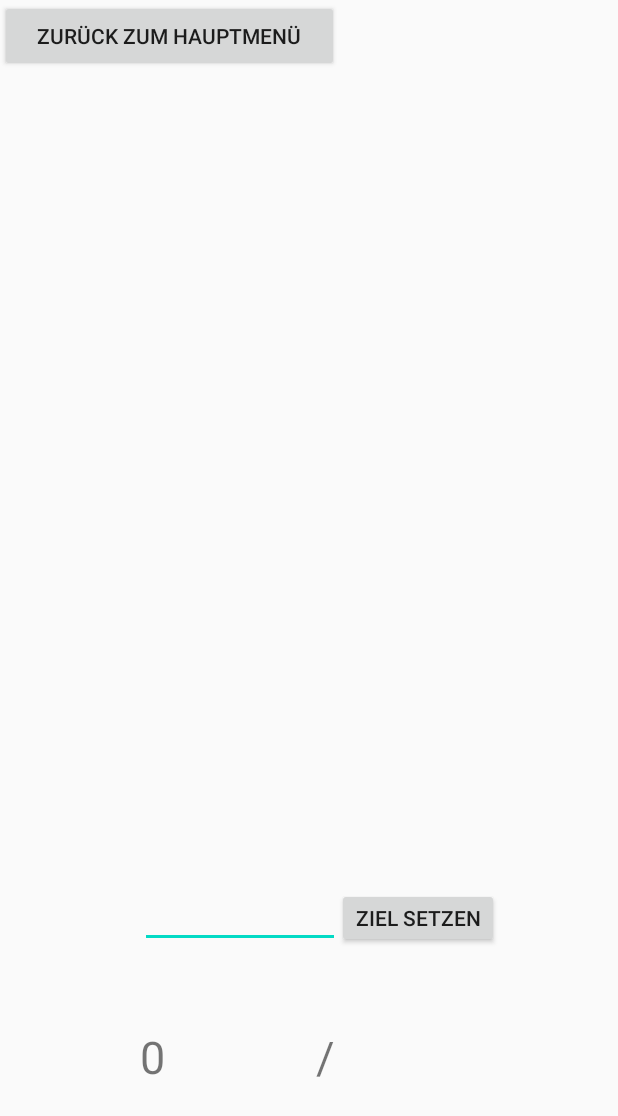
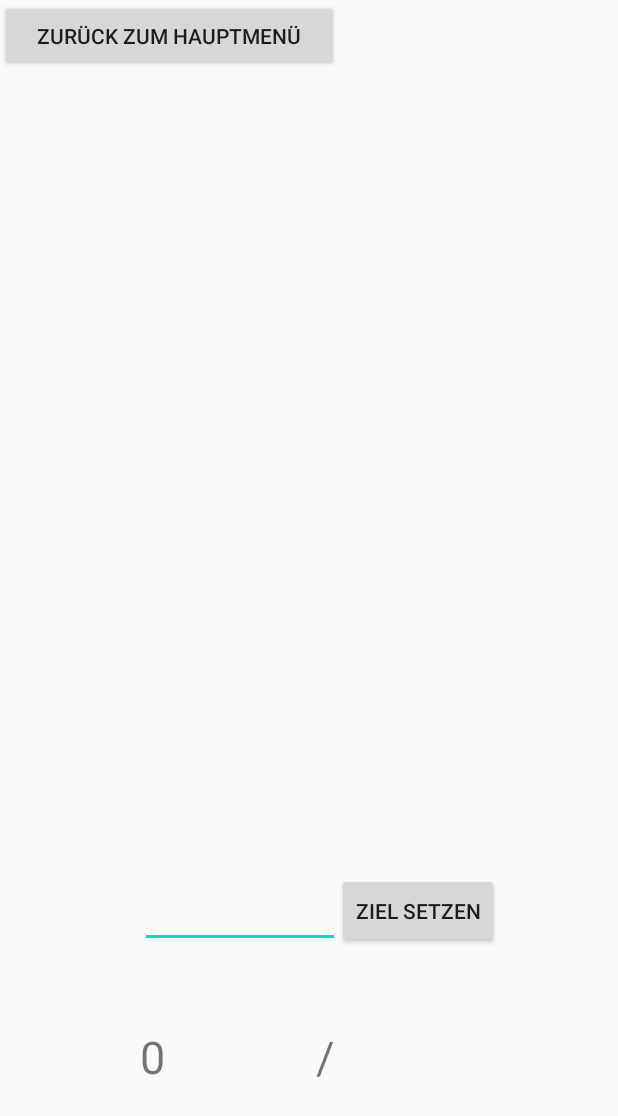
Before and after one commit to ssWotex/healthierYou2, an Android app: the StepCounterActivity screen opened directly, with no data from a screen before it, on a phone screen of 412 x 824 dp. Shown: the top 1116 px of the screen. Run offline under Robolectric (Android 15) with nearby library versions, the phone set to English and light mode, and no system bars.

Commit message:
asdfsdgsakjoh asfisfdssdf2

```diff
--- a/app/src/main/java/com/example/healthieryou/StepCounterActivity.java
+++ b/app/src/main/java/com/example/healthieryou/StepCounterActivity.java
@@ -44,7 +44,7 @@ public class StepCounterActivity extends AppCompatActivity implements SensorEven
         sensorManager = (SensorManager) getSystemService(Context.SENSOR_SERVICE);
         accelerometer = sensorManager.getDefaultSensor(Sensor.TYPE_ACCELEROMETER);
         btnGoal = findViewById(R.id.btnGoal);
-        btnGoal = findViewById(R.id.btnBack3);
+        btnBack = findViewById(R.id.btnBack3);
 
         btnBack.setOnClickListener(new View.OnClickListener() {
             @Override
--- a/app/src/main/res/layout/activity_step_counter.xml
+++ b/app/src/main/res/layout/activity_step_counter.xml
@@ -39,7 +39,7 @@
     <Button
         android:id="@+id/btnGoal"
         android:layout_width="wrap_content"
-        android:layout_height="40dp"
+        android:layout_height="50dp"
         android:layout_marginBottom="192dp"
         android:text="Ziel setzen"
         app:layout_constraintBottom_toBottomOf="parent"
@@ -50,7 +50,7 @@
     <EditText
         android:id="@+id/nbGoal"
         android:layout_width="133dp"
-        android:layout_height="40dp"
+        android:layout_height="50dp"
         android:layout_marginBottom="192dp"
         android:ems="10"
         android:inputType="number"
```
